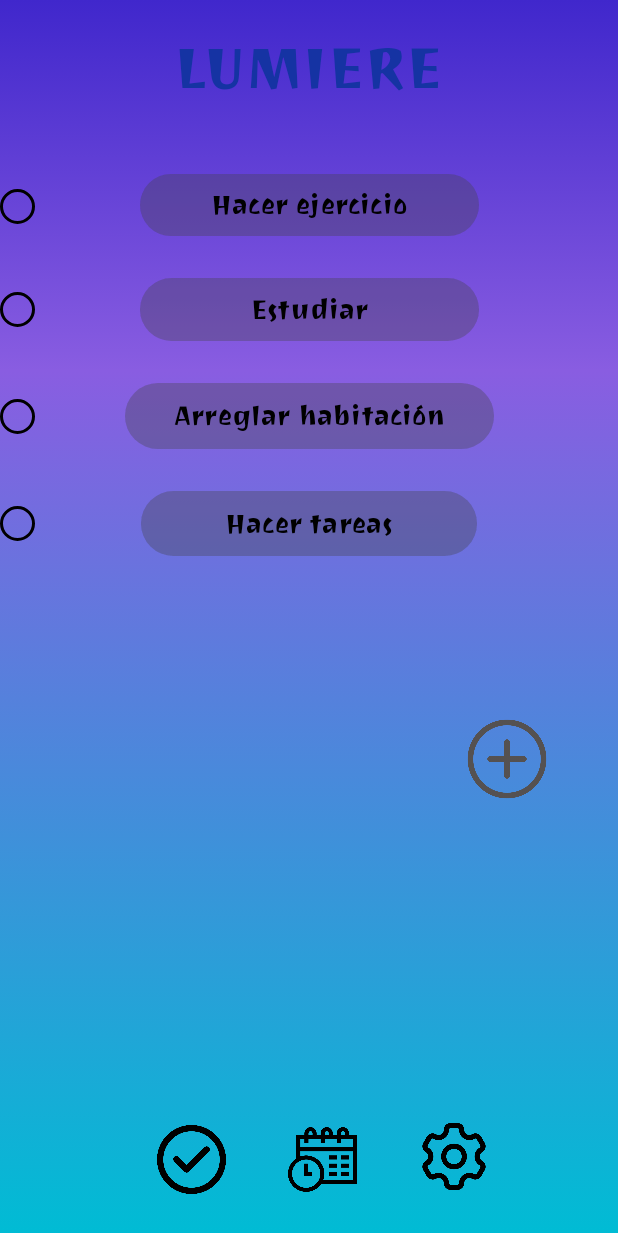
After one commit to Jaider-Duvan/Lumiere-Apps, an Android app: the layout pantalla4.xml on its own in the app's theme, with its tools: preview values and no code run, on a phone screen of 412 x 824 dp. The commit adds this screen. Shown: the top 1233 px of the screen. Run offline under Robolectric (Android 15) with nearby library versions, the phone set to English and light mode, and no system bars.

Commit message:
Se crea el IU de las pantallas 4, 5 y 6

```diff
--- /dev/null
+++ b/app/src/main/res/drawable/check_black.xml
@@ -0,0 +1,12 @@
+<?xml version="1.0" encoding="utf-8"?>
+<layer-list xmlns:android="http://schemas.android.com/apk/res/android">
+    <!-- Fondo transparente -->
+    <item android:drawable="@android:color/transparent" />
+
+    <!-- Borde negro -->
+    <item>
+        <shape android:shape="oval">
+            <stroke android:width="2dp" android:color="#000000" /> <!-- Grosor y color del borde (negro en este caso) -->
+        </shape>
+    </item>
+</layer-list>
--- /dev/null
+++ b/app/src/main/res/drawable/degradado1.xml
@@ -0,0 +1,14 @@
+<?xml version="1.0" encoding="utf-8"?>
+<selector xmlns:android="http://schemas.android.com/apk/res/android">
+    <item>
+        <shape android:shape="rectangle">
+            <gradient
+                android:centerColor="@color/ColorDos"
+                android:endColor="@color/ColorTres"
+                android:startColor="@color/ColorUno"
+                android:angle="270"
+                android:centerY="0.3"
+            />
+        </shape>
+    </item>
+</selector>
--- /dev/null
+++ b/app/src/main/res/drawable/redondeo_esquinas.xml
@@ -0,0 +1,4 @@
+<shape xmlns:android="http://schemas.android.com/apk/res/android">
+    <corners android:radius="30dp" />
+    <solid android:color="@color/ColorCinco" />
+</shape>
--- /dev/null
+++ b/app/src/main/res/layout/pantalla4.xml
@@ -0,0 +1,178 @@
+<?xml version="1.0" encoding="utf-8"?>
+<androidx.constraintlayout.widget.ConstraintLayout xmlns:android="http://schemas.android.com/apk/res/android"
+    xmlns:app="http://schemas.android.com/apk/res-auto"
+    xmlns:tools="http://schemas.android.com/tools"
+    android:layout_width="match_parent"
+    android:layout_height="match_parent"
+    android:background="@drawable/degradado1"
+    android:orientation="vertical"
+    >
+
+    <TextView
+        android:id="@+id/textView2"
+        style="@style/Widget.AppCompat.TextView.SpinnerItem"
+        android:layout_width="wrap_content"
+        android:layout_height="wrap_content"
+        android:fontFamily="@font/joti"
+        android:text="LUMIERE"
+        android:textColor="#1533A3"
+        android:textColorHighlight="#FFFFFF"
+        android:textColorHint="#FFFFFF"
+        android:textSize="40sp"
+        app:layout_constraintBottom_toBottomOf="parent"
+        app:layout_constraintEnd_toEndOf="parent"
+        app:layout_constraintHorizontal_bias="0.497"
+        app:layout_constraintStart_toStartOf="parent"
+        app:layout_constraintTop_toTopOf="parent"
+        app:layout_constraintVertical_bias="0.023" />
+
+    <CheckBox
+        android:id="@+id/checkBox4"
+        android:layout_width="23dp"
+        android:layout_height="23dp"
+        android:background="@drawable/check_black"
+        android:button="@null"
+        android:checked="false"
+        app:layout_constraintBottom_toBottomOf="@+id/button8"
+        app:layout_constraintTop_toTopOf="@+id/button8"
+        tools:layout_editor_absoluteX="115dp" />
+
+    <CheckBox
+        android:id="@+id/checkBox"
+        android:layout_width="23dp"
+        android:layout_height="23dp"
+        android:background="@drawable/check_black"
+        android:button="@null"
+        android:checked="false"
+        app:layout_constraintBottom_toBottomOf="@+id/button9"
+        app:layout_constraintTop_toTopOf="@+id/button9"
+        tools:layout_editor_absoluteX="115dp" />
+
+    <CheckBox
+        android:id="@+id/checkBox3"
+        android:layout_width="23dp"
+        android:layout_height="23dp"
+        android:background="@drawable/check_black"
+        android:button="@null"
+        android:checked="false"
+        app:layout_constraintBottom_toBottomOf="@+id/button7"
+        app:layout_constraintTop_toTopOf="@+id/button7"
+        tools:layout_editor_absoluteX="92dp" />
+
+    <CheckBox
+        android:id="@+id/checkBox2"
+        android:layout_width="23dp"
+        android:layout_height="23dp"
+        android:background="@drawable/check_black"
+        android:button="@null"
+        android:checked="false"
+        app:layout_constraintBottom_toBottomOf="@+id/button3"
+        app:layout_constraintTop_toTopOf="@+id/button3"
+        app:layout_constraintVertical_bias="0.538"
+        tools:layout_editor_absoluteX="107dp" />
+
+    <Button
+        android:id="@+id/button9"
+        android:layout_width="226dp"
+        android:layout_height="50dp"
+        android:layout_marginTop="20dp"
+        android:backgroundTint="#2F454343"
+        android:fontFamily="@font/joti"
+        android:text="Estudiar"
+        android:textColor="#000000"
+        android:textSize="18sp"
+        app:layout_constraintEnd_toEndOf="parent"
+        app:layout_constraintStart_toStartOf="parent"
+        app:layout_constraintTop_toBottomOf="@+id/button3"
+    />
+
+    <Button
+        android:id="@+id/button8"
+        android:layout_width="224dp"
+        android:layout_height="51dp"
+        android:layout_marginTop="20dp"
+        android:backgroundTint="#2F454343"
+        android:fontFamily="@font/joti"
+        android:text="Hacer tareas"
+        android:textColor="#000000"
+        android:textSize="18sp"
+        app:layout_constraintEnd_toEndOf="parent"
+        app:layout_constraintStart_toStartOf="parent"
+        app:layout_constraintTop_toBottomOf="@+id/button7" />
+
+    <Button
+        android:id="@+id/button7"
+        android:layout_width="246dp"
+        android:layout_height="52dp"
+        android:layout_marginTop="20dp"
+        android:backgroundTint="#2F454343"
+        android:fontFamily="@font/joti"
+        android:text="Arreglar habitación"
+        android:textColor="#000000"
+        android:textSize="18sp"
+        app:layout_constraintEnd_toEndOf="parent"
+        app:layout_constraintStart_toStartOf="parent"
+        app:layout_constraintTop_toBottomOf="@+id/button9" />
+
+    <Button
+        android:id="@+id/button3"
+        android:layout_width="226dp"
+        android:layout_height="49dp"
+        android:layout_marginTop="40dp"
+        android:backgroundTint="#2F454343"
+        android:fontFamily="@font/joti"
+        android:text="Hacer ejercicio"
+        android:textColor="#000000"
+        android:textSize="18sp"
+        app:layout_constraintEnd_toEndOf="parent"
+        app:layout_constraintStart_toStartOf="parent"
+        app:layout_constraintTop_toBottomOf="@+id/textView2"
+
+    />
+
+
+    <ImageView
+        android:id="@+id/imageView"
+        android:layout_width="69dp"
+        android:layout_height="60dp"
+        android:layout_marginTop="476dp"
+        android:tint="@color/ColorCuatro"
+        app:layout_constraintEnd_toEndOf="parent"
+        app:layout_constraintHorizontal_bias="0.885"
+        app:layout_constraintStart_toStartOf="parent"
+        app:layout_constraintTop_toTopOf="parent"
+        app:srcCompat="@drawable/boton_agregar"
+        tools:ignore="UseAppTint" />
+
+    <ImageView
+        android:id="@+id/imageView5"
+        android:layout_width="48dp"
+        android:layout_height="50dp"
+        android:layout_marginStart="40dp"
+        android:layout_marginBottom="28dp"
+        app:layout_constraintBottom_toBottomOf="parent"
+        app:layout_constraintStart_toEndOf="@+id/imageView4"
+        app:srcCompat="@drawable/configuracion" />
+
+    <ImageView
+        android:id="@+id/imageView2"
+        android:layout_width="47dp"
+        android:layout_height="46dp"
+        android:layout_marginStart="104dp"
+        android:layout_marginBottom="28dp"
+        app:layout_constraintBottom_toBottomOf="parent"
+        app:layout_constraintStart_toStartOf="parent"
+        app:srcCompat="@drawable/cheque" />
+
+    <ImageView
+        android:id="@+id/imageView4"
+        android:layout_width="47dp"
+        android:layout_height="46dp"
+        android:layout_marginStart="40dp"
+        android:layout_marginBottom="28dp"
+        app:layout_constraintBottom_toBottomOf="parent"
+        app:layout_constraintStart_toEndOf="@+id/imageView2"
+        app:srcCompat="@drawable/calendario" />/>
+
+
+</androidx.constraintlayout.widget.ConstraintLayout>
--- a/app/src/main/res/values/colors.xml
+++ b/app/src/main/res/values/colors.xml
@@ -2,4 +2,11 @@
 <resources>
     <color name="black">#FF000000</color>
     <color name="white">#FFFFFFFF</color>
+    <color name="ColorUno">#4027CC</color>
+    <color name="ColorDos">#895DE1</color>
+    <color name="ColorTres">#00BCD4</color>
+    <color name="ColorCuatro">#E1605C5C</color>
+    <color name="ColorCinco">#80D9D9D9</color>
+
+
 </resources>
```
Also changed, not shown: app/src/main/res/layout/pantalla5.xml (added, +127 -0 lines), app/src/main/res/layout/pantalla6.xml (added, +185 -0 lines), app/src/main/res/drawable/boton_agregar.png (added), app/src/main/res/drawable/calendario.png (added), app/src/main/res/drawable/cheque.png (added), app/src/main/res/drawable/configuracion.png (added), app/src/main/res/drawable/estilo_calendario.xml (added), app/src/main/res/drawable/flecha_hacia_abajo.png (added), app/src/main/res/font/anton.ttf (added), app/src/main/res/font/joti.ttf (added).
